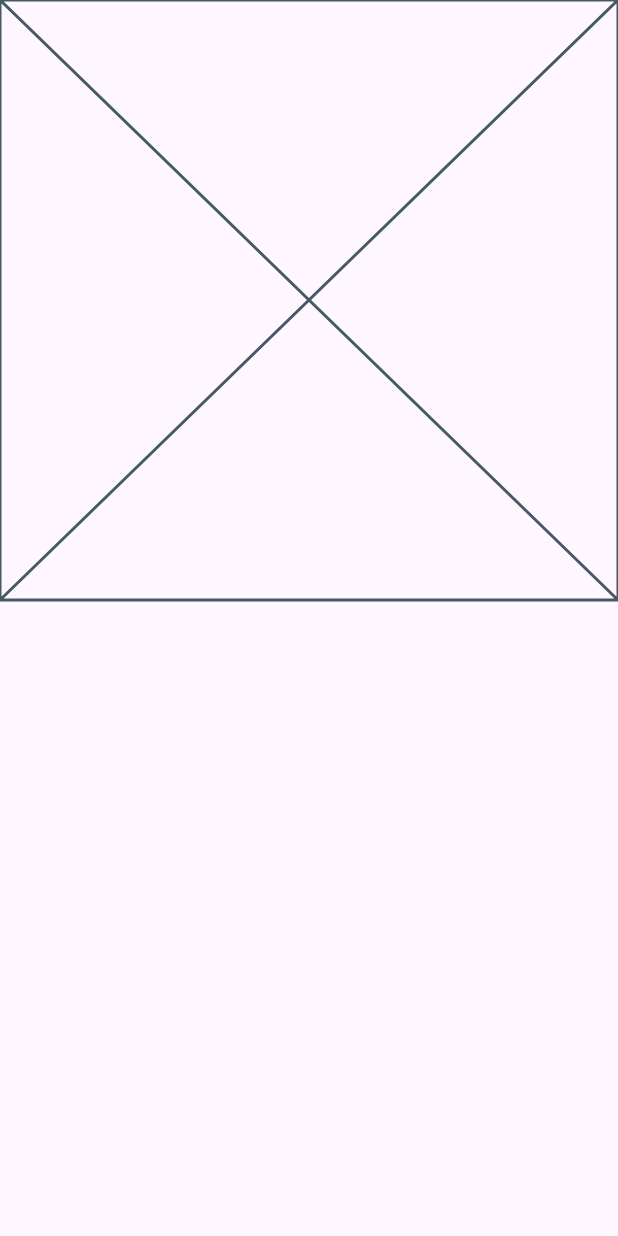
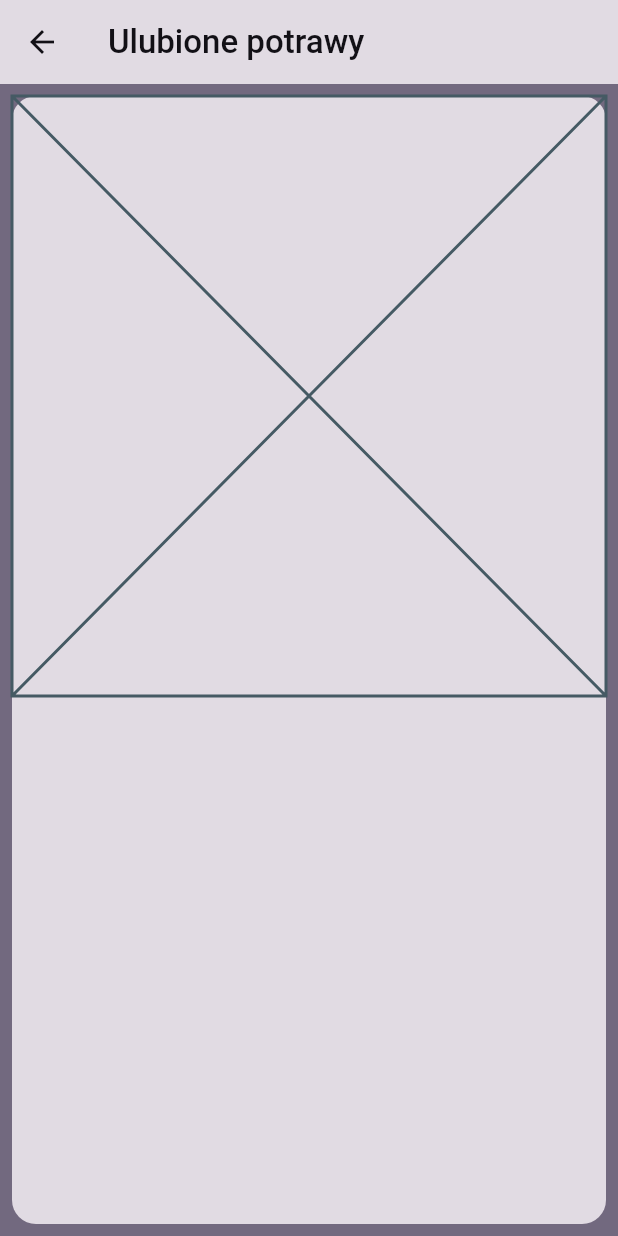
Before and after one commit to jakvbm1/szef_kuchni, a Flutter app: the FavouriteRecipesView screen opened directly, on a phone screen of 412 x 824 dp. Run offline on Flutter 3.47's test engine with Material 3 defaults, Android fonts, the phone set to English and light mode, and no system bars; our stand-ins replace open_file, sqflite; accounts and stored records are empty.

Commit message:
updated favourites display, added ontap functionality

```diff
--- a/lib/views/favourite_recipes.dart
+++ b/lib/views/favourite_recipes.dart
@@ -1,6 +1,7 @@
 import 'package:flutter/material.dart';
 import 'package:szef_kuchni_v2/models/recipe_model.dart';
 import 'package:szef_kuchni_v2/services/database_service.dart';
+import 'package:szef_kuchni_v2/views/recipe_view.dart';
 
 class FavouriteRecipesView extends StatefulWidget{
   const FavouriteRecipesView({super.key});
@@ -13,6 +14,7 @@ class _FavouriteRecipesViewState extends State<FavouriteRecipesView> {
 
   bool loaded = false;
   List<Recipe> recipe = [];
+
 
   @override
   void initState() {
@@ -36,14 +38,32 @@ class _FavouriteRecipesViewState extends State<FavouriteRecipesView> {
 
   @override
   Widget build(BuildContext context) {
+    var theme = Theme.of(context);
+
     return Scaffold
     (
-      body: Expanded(child: recipesDisplay()) ,
+      backgroundColor: theme.colorScheme.secondaryContainer,
+
+      appBar: AppBar(title: Text("Ulubione potrawy", style: TextStyle(fontWeight: FontWeight.w500),), backgroundColor: theme.colorScheme.surfaceContainerHigh,),
+
+      body: Padding(
+        padding: const EdgeInsets.all(8.0),
+        child: Container(
+          decoration: BoxDecoration
+          (
+            borderRadius: BorderRadius.circular(16),
+            color: theme.colorScheme.surfaceContainerHigh
+          ),
+          child: Expanded(child: recipesDisplay(context))),
+      ) ,
     );
   }
 
-  Column recipesDisplay()
+  Column recipesDisplay(BuildContext context)
+
   {
+    var theme = Theme.of(context);
+
     if(!loaded)
     {
       return Column
@@ -64,20 +84,34 @@ class _FavouriteRecipesViewState extends State<FavouriteRecipesView> {
 
         children:
         [
+
           Expanded(
             child: ListView.separated
             (
-             separatorBuilder: (BuildContext context, int index) => const SizedBox(height: 10,),
+             separatorBuilder: (BuildContext context, int index) => const SizedBox(height: 4,),
               itemCount: recipe.length,
               itemBuilder:(BuildContext context, int index) {return Padding
               (padding: const EdgeInsets.all(8),
                child: GestureDetector
                (
-                onTap: (){},
+                onTap: (){Navigator.push(
+                        context,
+                        MaterialPageRoute(
+                          builder: (context) => RecipeView(
+                            recipe: recipe[index],
+                          ),
+                        ),
+                      );},
                 child: Container
                 (
-                  height: 100,
-                  child: Text(recipe[index].name),
+                  height: 80,
+                  alignment: Alignment.center,
+                  child: Text(recipe[index].name, style: TextStyle(fontWeight: FontWeight.w500), textAlign: TextAlign.center),
+                  decoration: BoxDecoration
+                  (
+                    borderRadius: BorderRadius.circular(12),
+                    color: theme.canvasColor
+                  ),
                 ),
                ),);}),
           )
```
